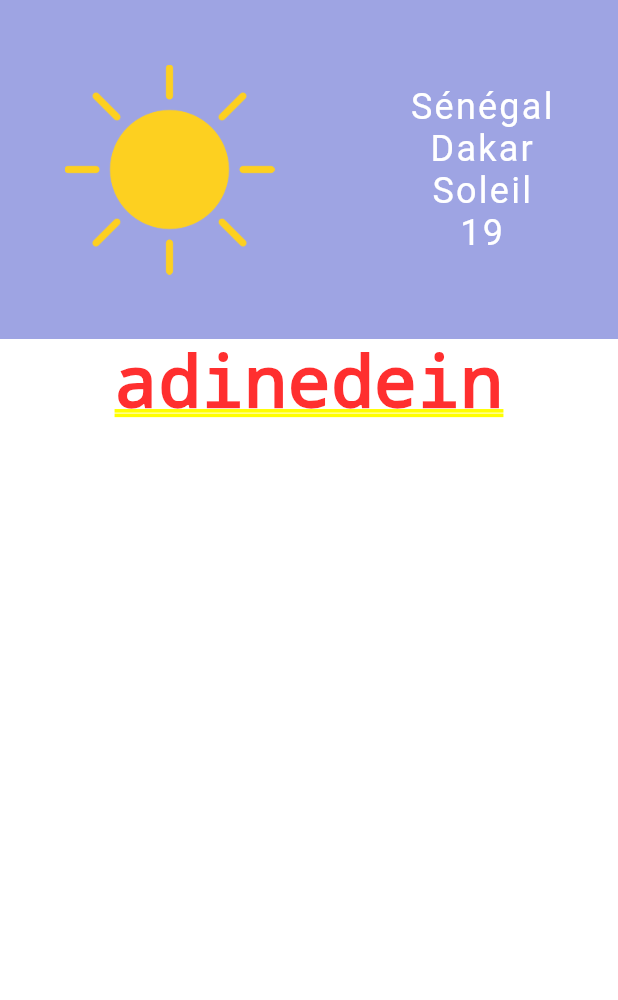
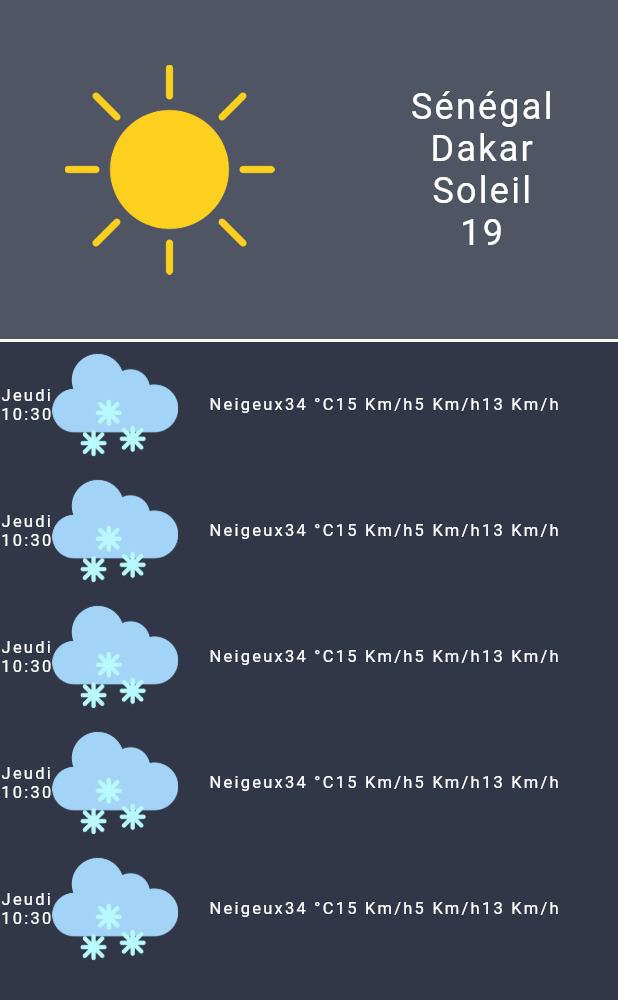
Before and after one commit to isyll/MeteoApp, a Flutter app: the screen it shows after launch, on a phone screen of 412 x 824 dp. Shown: the top 1000 px of the screen. Run offline on Flutter 3.47's test engine with Material 3 defaults, Android fonts, the phone set to English and light mode, and no system bars.

Commit message:
feat: add Weather forecast

```diff
--- a/lib/main.dart
+++ b/lib/main.dart
@@ -15,6 +15,6 @@ class MyApp extends StatelessWidget {
         debugShowCheckedModeBanner: false,
         title: 'Application Météo',
         theme: ThemeConfig.appTheme,
-        home: const HomeScreen());
+        home: HomeScreen());
   }
 }
--- a/lib/screens/home_screen.dart
+++ b/lib/screens/home_screen.dart
@@ -1,14 +1,36 @@
 import 'package:flutter/material.dart';
+import 'package:meteo_app/enums/weather_code.dart';
+import 'package:meteo_app/types/weather.dart';
+import 'package:meteo_app/types/weather_data.dart';
+import 'package:meteo_app/widgets/weather_forecast.dart';
 import 'package:meteo_app/widgets/weather_today.dart';
 
 class HomeScreen extends StatelessWidget {
-  const HomeScreen({super.key});
+  HomeScreen({super.key});
+
+  final List<WeatherData> forecasts = [];
 
   @override
   Widget build(BuildContext context) {
+    loadForecasts();
     return Column(
       crossAxisAlignment: CrossAxisAlignment.start,
-      children: [WeatherToday(), const Center(child: Text('adinedein'))],
+      children: [const WeatherToday(), WeatherForecast(forecasts: forecasts)],
     );
   }
+
+  void loadForecasts() {
+    for (var i = 0; i < 5; i++) {
+      const Weather weather = Weather(
+          airHumidity: 5,
+          temperature: 34,
+          chanceOfPrecipitations: 13,
+          windSpeed: 15);
+
+      forecasts.add(WeatherData(
+          weather: weather,
+          weatherCode: WeatherCode.snowy,
+          weatherDate: DateTime.now()));
+    }
+  }
 }
--- /dev/null
+++ b/lib/services/date_service.dart
@@ -0,0 +1,22 @@
+class DateService {
+  static String weekday(int day) {
+    switch (day) {
+      case 1:
+        return 'Lundi';
+      case 2:
+        return 'Mardi';
+      case 3:
+        return 'Mercredi';
+      case 4:
+        return 'Jeudi';
+      case 5:
+        return 'Vendredi';
+      case 6:
+        return 'Samedi';
+      case 7:
+        return 'Dimanche';
+      default:
+        return 'unknown';
+    }
+  }
+}
--- a/lib/services/weather_service.dart
+++ b/lib/services/weather_service.dart
@@ -2,9 +2,9 @@ import 'package:flutter/material.dart';
 import 'package:meteo_app/enums/weather_code.dart';
 
 class WeatherService {
-  Image getWeatherIcon(WeatherCode code) {
+  static Image getWeatherIcon(WeatherCode code, {double width = 140}) {
     final String pathName = 'assets/images/${code.name}.png';
-    return Image.asset(pathName, width: 140);
+    return Image.asset(pathName, width: width);
   }
 
 //   Image fromString(String code) {
@@ -13,7 +13,7 @@ class WeatherService {
 //     }
 //   }
 
-  String getWeatherLabel(WeatherCode code) {
+  static String getWeatherLabel(WeatherCode code) {
     switch (code) {
       case WeatherCode.sunny:
         return 'Soleil';
@@ -25,4 +25,12 @@ class WeatherService {
         return 'Nuageux';
     }
   }
+
+  static String temperature(int temperature) => '$temperature °C';
+
+  static String windSpeed(int windSpeed) => '$windSpeed Km/h';
+
+  static String chanceOfPrecipitations(int cop) => '$cop Km/h';
+
+  static String airHumidity(int airHumidity) => '$airHumidity Km/h';
 }
--- /dev/null
+++ b/lib/types/weather.dart
@@ -0,0 +1,12 @@
+class Weather {
+  final int temperature;
+  final int windSpeed;
+  final int chanceOfPrecipitations;
+  final int airHumidity;
+
+  const Weather(
+      {required this.temperature,
+      required this.windSpeed,
+      required this.chanceOfPrecipitations,
+      required this.airHumidity});
+}
--- /dev/null
+++ b/lib/types/weather_data.dart
@@ -0,0 +1,13 @@
+import 'package:meteo_app/enums/weather_code.dart';
+import 'package:meteo_app/types/weather.dart';
+
+class WeatherData {
+  final DateTime weatherDate;
+  final WeatherCode weatherCode;
+  final Weather weather;
+
+  const WeatherData(
+      {required this.weather,
+      required this.weatherCode,
+      required this.weatherDate});
+}
--- /dev/null
+++ b/lib/widgets/weather_forecast.dart
@@ -0,0 +1,91 @@
+import 'package:flutter/material.dart';
+import 'package:meteo_app/services/date_service.dart';
+import 'package:meteo_app/services/weather_service.dart';
+import 'package:meteo_app/types/weather_data.dart';
+import 'package:intl/intl.dart';
+
+class WeatherForecast extends StatelessWidget {
+  const WeatherForecast({super.key, required this.forecasts});
+
+  final List<WeatherData> forecasts; // Prévision pour les prochains jours
+  final TextStyle defaultTextStyle = const TextStyle(
+      color: Colors.white,
+      fontSize: 11.0,
+      fontWeight: FontWeight.normal,
+      letterSpacing: 1.5,
+      fontFamily: 'Roboto',
+      decoration: TextDecoration.none);
+
+  @override
+  Widget build(BuildContext context) {
+    const BoxDecoration decoration = BoxDecoration(
+      color: Color(0xff313747),
+      border: Border(
+        top: BorderSide(
+          color: Colors.white,
+          width: 2.0,
+        ),
+      ),
+    );
+
+    return Expanded(
+        child: Container(
+      decoration: decoration,
+      child: Column(
+        children: getForecastWidgets(),
+      ),
+    ));
+  }
+
+  List<Widget> getForecastWidgets() {
+    return forecasts.map((f) {
+      return Row(children: [
+        Column(
+          children: [
+            Text(
+              DateService.weekday(f.weatherDate.weekday),
+              style: defaultTextStyle,
+            ),
+            Text(
+              DateFormat('HH:mm').format(f.weatherDate),
+              style: defaultTextStyle,
+            ),
+          ],
+        ),
+        WeatherService.getWeatherIcon(f.weatherCode, width: 84.0),
+        const VerticalDivider(
+          color: Colors.white,
+          thickness: 2,
+          width: 20,
+          indent: 10,
+          endIndent: 10,
+        ),
+        Text(
+          WeatherService.getWeatherLabel(f.weatherCode),
+          style: defaultTextStyle,
+        ),
+        Text(
+          WeatherService.temperature(f.weather.temperature),
+          style: defaultTextStyle,
+        ),
+        Row(
+          children: [
+            Text(
+              WeatherService.windSpeed(f.weather.windSpeed),
+              style: defaultTextStyle,
+            ),
+            Text(
+              WeatherService.airHumidity(f.weather.airHumidity),
+              style: defaultTextStyle,
+            ),
+            Text(
+              WeatherService.chanceOfPrecipitations(
+                  f.weather.chanceOfPrecipitations),
+              style: defaultTextStyle,
+            ),
+          ],
+        )
+      ]);
+    }).toList();
+  }
+}
--- a/lib/widgets/weather_info.dart
+++ b/lib/widgets/weather_info.dart
@@ -3,7 +3,7 @@ import 'package:meteo_app/enums/weather_code.dart';
 import 'package:meteo_app/services/weather_service.dart';
 
 class WeatherInfo extends StatelessWidget {
-  WeatherInfo(
+  const WeatherInfo(
       {super.key,
       required this.country,
       required this.city,
@@ -15,8 +15,6 @@ class WeatherInfo extends StatelessWidget {
   final WeatherCode weatherCode;
   final int temperature;
 
-  final WeatherService weatherService = WeatherService();
-
   final TextStyle defaultTextStyle = const TextStyle(
       color: Colors.white,
       fontSize: 24.0,
@@ -27,7 +25,7 @@ class WeatherInfo extends StatelessWidget {
 
   @override
   Widget build(BuildContext context) {
-    final weatherLabel = weatherService.getWeatherLabel(weatherCode);
+    final weatherLabel = WeatherService.getWeatherLabel(weatherCode);
     return Column(children: [
       Text(
         country,
--- a/lib/widgets/weather_today.dart
+++ b/lib/widgets/weather_today.dart
@@ -5,29 +5,27 @@ import 'package:meteo_app/services/weather_service.dart';
 import 'package:meteo_app/widgets/weather_info.dart';
 
 class WeatherToday extends StatelessWidget {
-  WeatherToday({super.key});
-
-  final WeatherService weatherService = WeatherService();
+  const WeatherToday({super.key});
 
   @override
   Widget build(BuildContext context) {
     // final height = MediaQuery.of(context).size.height / 2;
-    final weatherInfo = WeatherInfo(
+    const weatherInfo = WeatherInfo(
         country: 'Sénégal',
         city: 'Dakar',
         weatherCode: WeatherCode.sunny,
         temperature: 19);
 
     return Container(
-      color: const Color.fromARGB(161, 102, 111, 210),
+      color: const Color(0xff4f5563),
       child: Row(
         mainAxisAlignment: MainAxisAlignment.spaceBetween,
         children: [
           Padding(
               padding: const EdgeInsets.all(43.0),
-              child: weatherService.getWeatherIcon(WeatherCode.sunny)),
-          Padding(
-            padding: const EdgeInsets.all(43.0),
+              child: WeatherService.getWeatherIcon(WeatherCode.sunny)),
+          const Padding(
+            padding: EdgeInsets.all(43.0),
             child: weatherInfo,
           )
         ],
--- a/pubspec.yaml
+++ b/pubspec.yaml
@@ -34,6 +34,7 @@ dependencies:
   # The following adds the Cupertino Icons font to your application.
   # Use with the CupertinoIcons class for iOS style icons.
   cupertino_icons: ^1.0.6
+  intl: ^0.19.0
 
 dev_dependencies:
   flutter_test:
```
Also changed, not shown: pubspec.lock.
